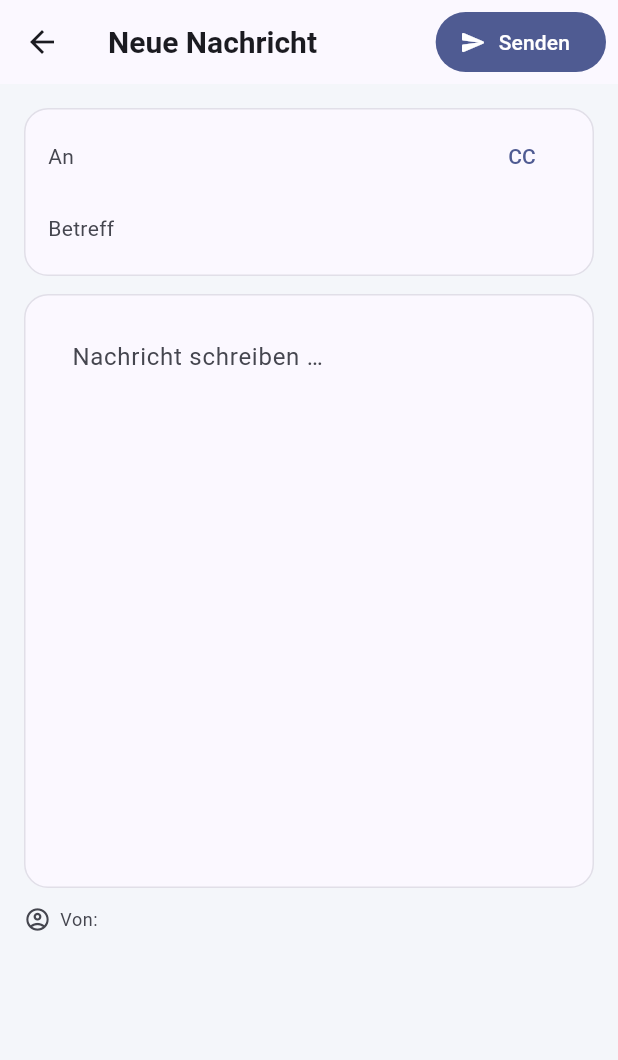
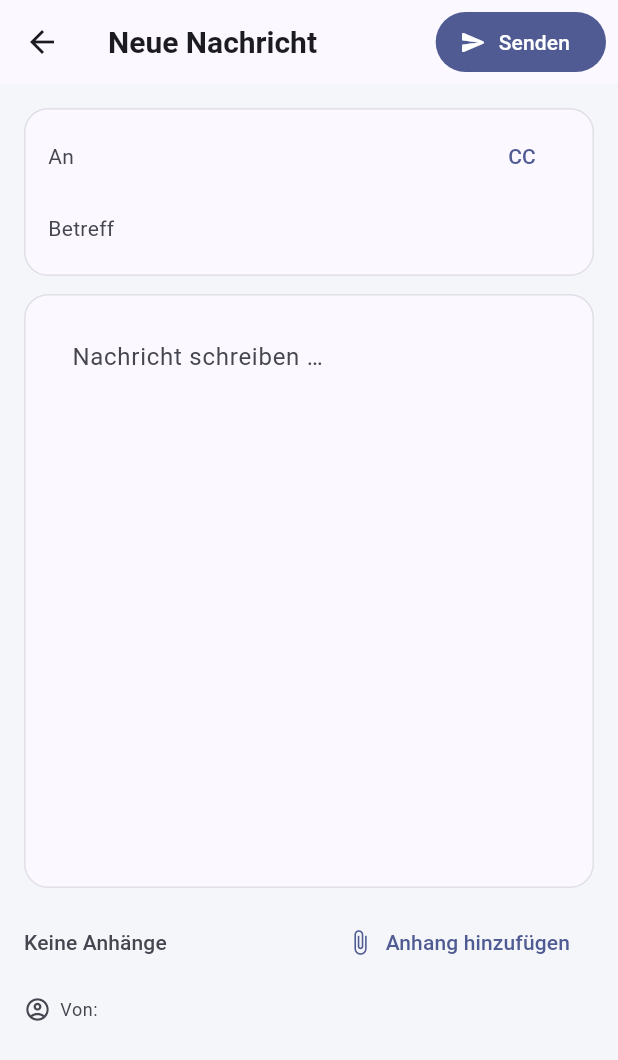
Before and after one commit to AntonLeh/mailapp, a Flutter app: the ComposeScreen screen opened directly with empty values, on a phone screen of 412 x 824 dp. Shown: the top 1060 px of the screen. Run offline on Flutter 3.47's test engine with Material 3 defaults, Android fonts, the phone set to English and light mode, and no system bars; our stand-ins replace file_picker, flutter_secure_storage; missing offline and left inert: enough_mail, pdfx; accounts and stored records are empty.

Commit message:
Anhänge versenden
Co-Authored-By: Claude Haiku 5.5 <noreply@anthropic.com>
Claude-Session: https://claude.ai/code/session_012sVSfSx9VTpMtjSmgNJup2

```diff
--- a/lib/screens/compose_screen.dart
+++ b/lib/screens/compose_screen.dart
@@ -1,3 +1,6 @@
+import 'dart:typed_data';
+
+import 'package:file_picker/file_picker.dart';
 import 'package:flutter/material.dart';
 
 import '../services/mail_service.dart';
@@ -32,6 +35,29 @@ class _ComposeScreenState extends State<ComposeScreen> {
   bool _showCc = false;
   bool _sending = false;
   String? _error;
+  final List<OutgoingAttachment> _attachments = [];
+
+  Future<void> _pickAttachments() async {
+    final result = await FilePicker.platform.pickFiles(
+      allowMultiple: true,
+      withData: true,
+    );
+    if (result == null) return;
+    final added = <OutgoingAttachment>[];
+    for (final f in result.files) {
+      final bytes = f.bytes;
+      if (bytes == null) continue;
+      added.add(OutgoingAttachment(f.name, Uint8List.fromList(bytes)));
+    }
+    if (!mounted || added.isEmpty) return;
+    setState(() => _attachments.addAll(added));
+  }
+
+  String _sizeLabel(int bytes) {
+    if (bytes < 1024) return '$bytes B';
+    if (bytes < 1024 * 1024) return '${(bytes / 1024).toStringAsFixed(0)} KB';
+    return '${(bytes / (1024 * 1024)).toStringAsFixed(1)} MB';
+  }
 
   @override
   void dispose() {
@@ -65,6 +91,7 @@ class _ComposeScreenState extends State<ComposeScreen> {
         cc: _cc.text,
         subject: _subject.text,
         body: _body.text,
+        attachments: _attachments,
       );
       if (!mounted) return;
       Navigator.of(context).pop();
@@ -161,6 +188,50 @@ class _ComposeScreenState extends State<ComposeScreen> {
                 const SizedBox(height: 12),
                 Row(
                   children: [
+                    Expanded(
+                      child: Text(
+                        _attachments.isEmpty
+                            ? 'Keine Anhänge'
+                            : 'Anhänge (${_attachments.length})',
+                        style: theme.textTheme.titleSmall?.copyWith(
+                          color: scheme.onSurfaceVariant,
+                        ),
+                      ),
+                    ),
+                    TextButton.icon(
+                      onPressed: _sending ? null : _pickAttachments,
+                      icon: const Icon(Icons.attach_file),
+                      label: const Text('Anhang hinzufügen'),
+                    ),
+                  ],
+                ),
+                for (var i = 0; i < _attachments.length; i++)
+                  Card(
+                    margin: const EdgeInsets.only(bottom: 8),
+                    child: ListTile(
+                      leading: CircleAvatar(
+                        backgroundColor: scheme.secondaryContainer,
+                        child: Icon(Icons.insert_drive_file_outlined,
+                            color: scheme.onSecondaryContainer),
+                      ),
+                      title: Text(
+                        _attachments[i].name,
+                        maxLines: 1,
+                        overflow: TextOverflow.ellipsis,
+                      ),
+                      subtitle: Text(_sizeLabel(_attachments[i].bytes.length)),
+                      trailing: IconButton(
+                        tooltip: 'Entfernen',
+                        icon: const Icon(Icons.close),
+                        onPressed: _sending
+                            ? null
+                            : () => setState(() => _attachments.removeAt(i)),
+                      ),
+                    ),
+                  ),
+                const SizedBox(height: 12),
+                Row(
+                  children: [
                     Icon(Icons.account_circle_outlined,
                         size: 18, color: scheme.onSurfaceVariant),
                     const SizedBox(width: 6),
--- a/lib/services/mail_service.dart
+++ b/lib/services/mail_service.dart
@@ -7,6 +7,14 @@ import '../models/mail_account.dart';
 /// Kapselt IMAP (Empfang, Ordner, Flags, Verschieben) und SMTP (Versand).
 /// Jede Operation öffnet eine kurze Verbindung, wählt bei Bedarf den Ordner
 /// aus und schließt die Verbindung danach wieder.
+/// Ein Anhang, der beim Senden mitgeschickt wird.
+class OutgoingAttachment {
+  const OutgoingAttachment(this.name, this.bytes);
+
+  final String name;
+  final Uint8List bytes;
+}
+
 class MailService {
   MailService(this.account, this.password);
 
@@ -152,6 +160,7 @@ class MailService {
     required String subject,
     required String body,
     String cc = '',
+    List<OutgoingAttachment> attachments = const [],
   }) async {
     final domain = account.email.split('@').last;
     final smtp = SmtpClient(domain, isLogEnabled: false);
@@ -176,6 +185,13 @@ class MailService {
       ]
       ..subject = subject
       ..text = body;
+    for (final a in attachments) {
+      builder.addBinary(
+        a.bytes,
+        MediaType.guessFromFileName(a.name),
+        filename: a.name,
+      );
+    }
     await smtp.sendMessage(builder.buildMimeMessage());
     await smtp.quit();
   }
```
